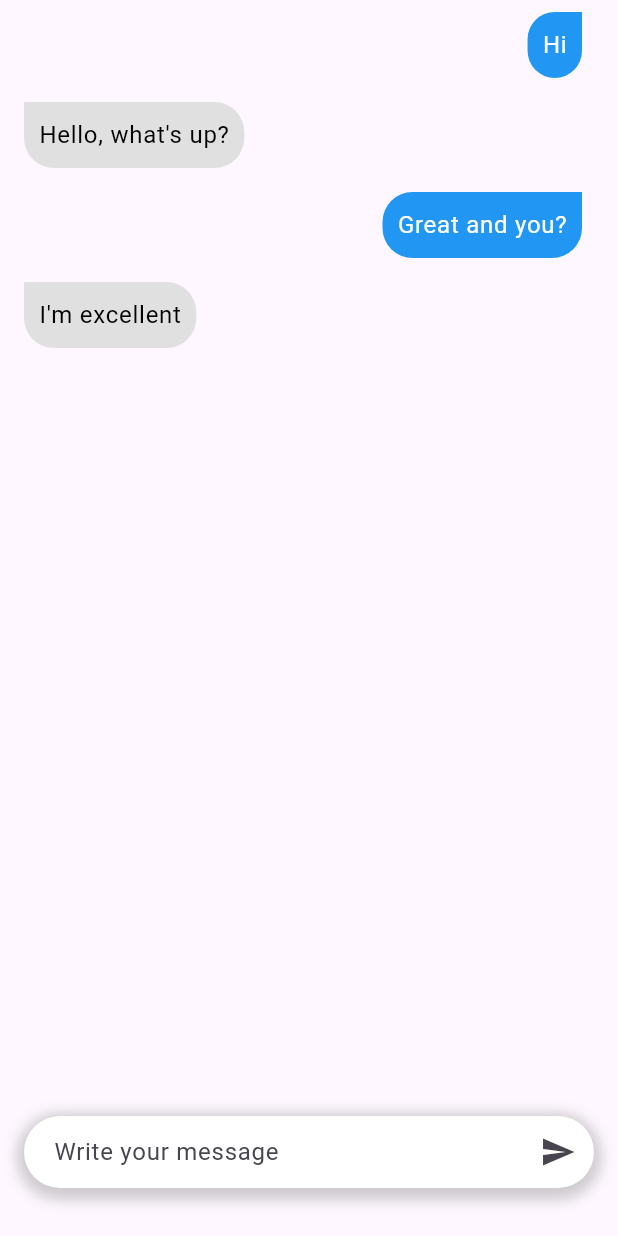
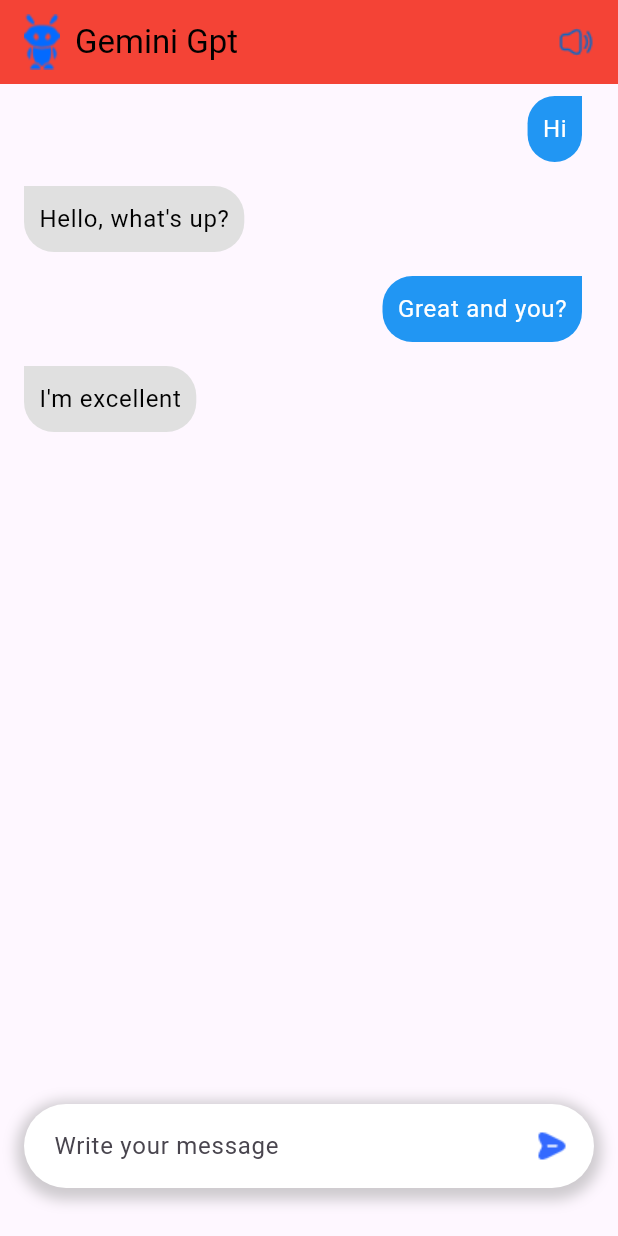
Before and after one commit to ethanmorian/gemini-chat, a Flutter app: the MyHomePage screen opened directly, on a phone screen of 412 x 824 dp. Run offline on Flutter 3.47's test engine with Material 3 defaults, Android fonts, the phone set to English and light mode, and no system bars.

Commit message:
feat: add onboarding screen, refactor main.dart, and implement MyHomePage with message list

```diff
--- a/lib/main.dart
+++ b/lib/main.dart
@@ -1,5 +1,5 @@
 import 'package:flutter/material.dart';
-import 'package:gemini_chat/message.dart';
+import 'package:gemini_chat/onboarding.dart';
 
 void main() {
   runApp(const MyApp());
@@ -16,130 +16,7 @@
         colorScheme: ColorScheme.fromSeed(seedColor: Colors.deepPurple),
         useMaterial3: true,
       ),
-      home: const MyHomePage(),
+      home: const Onboarding(),
     );
   }
 }
-
-class MyHomePage extends StatefulWidget {
-  const MyHomePage({super.key});
-
-  @override
-  State<MyHomePage> createState() => _MyHomePageState();
-}
-
-class _MyHomePageState extends State<MyHomePage> {
-  final TextEditingController _controller = TextEditingController();
-  final List<Message> _message = [
-    Message(
-      text: 'Hi',
-      isUser: true,
-    ),
-    Message(
-      text: "Hello, what's up?",
-      isUser: false,
-    ),
-    Message(
-      text: 'Great and you?',
-      isUser: true,
-    ),
-    Message(
-      text: "I'm excellent",
-      isUser: false,
-    ),
-  ];
-
-  @override
-  Widget build(BuildContext context) {
-    return Scaffold(
-      body: Column(
-        children: [
-          Expanded(
-            child: ListView.builder(
-              itemCount: _message.length,
-              itemBuilder: (context, index) {
-                final message = _message[index];
-                return ListTile(
-                  title: Align(
-                    alignment: message.isUser
-                        ? Alignment.centerRight
-                        : Alignment.centerLeft,
-                    child: Container(
-                      padding: const EdgeInsets.all(10),
-                      decoration: BoxDecoration(
-                        color: message.isUser ? Colors.blue : Colors.grey[300],
-                        borderRadius: message.isUser
-                            ? const BorderRadius.only(
-                                topLeft: Radius.circular(20),
-                                bottomRight: Radius.circular(20),
-                                bottomLeft: Radius.circular(20),
-                              )
-                            : const BorderRadius.only(
-                                topRight: Radius.circular(20),
-                                bottomRight: Radius.circular(20),
-                                bottomLeft: Radius.circular(20),
-                              ),
-                      ),
-                      child: Text(
-                        message.text,
-                        style: TextStyle(
-                          color: message.isUser ? Colors.white : Colors.black,
-                        ),
-                      ),
-                    ),
-                  ),
-                );
-              },
-            ),
-          ),
-          Padding(
-            padding: const EdgeInsets.only(
-              bottom: 32,
-              top: 16,
-              left: 16,
-              right: 16,
-            ),
-            child: Container(
-              decoration: BoxDecoration(
-                  color: Colors.white,
-                  borderRadius: BorderRadius.circular(32),
-                  boxShadow: [
-                    BoxShadow(
-                      color: Colors.grey.withOpacity(0.5),
-                      spreadRadius: 5,
-                      blurRadius: 7,
-                      offset: const Offset(0, 3),
-                    ),
-                  ]),
-              child: Row(
-                children: [
-                  Expanded(
-                    child: TextField(
-                      controller: _controller,
-                      decoration: const InputDecoration(
-                        hintText: 'Write your message',
-                        border: InputBorder.none,
-                        contentPadding: EdgeInsets.symmetric(
-                          horizontal: 20,
-                        ),
-                      ),
-                    ),
-                  ),
-                  const SizedBox(
-                    width: 8,
-                  ),
-                  IconButton(
-                    onPressed: () {},
-                    icon: const Icon(
-                      Icons.send,
-                    ),
-                  ),
-                ],
-              ),
-            ),
-          ),
-        ],
-      ),
-    );
-  }
-}
--- /dev/null
+++ b/lib/myHomePage.dart
@@ -0,0 +1,158 @@
+import 'package:flutter/material.dart';
+
+import 'message.dart';
+
+class MyHomePage extends StatefulWidget {
+  const MyHomePage({super.key});
+
+  @override
+  State<MyHomePage> createState() => _MyHomePageState();
+}
+
+class _MyHomePageState extends State<MyHomePage> {
+  final TextEditingController _controller = TextEditingController();
+  final List<Message> _message = [
+    Message(
+      text: 'Hi',
+      isUser: true,
+    ),
+    Message(
+      text: "Hello, what's up?",
+      isUser: false,
+    ),
+    Message(
+      text: 'Great and you?',
+      isUser: true,
+    ),
+    Message(
+      text: "I'm excellent",
+      isUser: false,
+    ),
+  ];
+
+  @override
+  Widget build(BuildContext context) {
+    return Scaffold(
+      appBar: AppBar(
+        centerTitle: false,
+        backgroundColor: Colors.red,
+        title: Row(
+          mainAxisAlignment: MainAxisAlignment.spaceBetween,
+          children: [
+            Row(
+              children: [
+                Image.asset(
+                  'assets/gpt-robot.png',
+                ),
+                const SizedBox(
+                  width: 10,
+                ),
+                const Text(
+                  'Gemini Gpt',
+                  style: TextStyle(
+                    color: Colors.black,
+                  ),
+                ),
+              ],
+            ),
+            Image.asset(
+              'assets/volume-high.png',
+              color: Colors.blue[800],
+            ),
+          ],
+        ),
+      ),
+      body: Column(
+        children: [
+          Expanded(
+            child: ListView.builder(
+              itemCount: _message.length,
+              itemBuilder: (context, index) {
+                final message = _message[index];
+                return ListTile(
+                  title: Align(
+                    alignment: message.isUser
+                        ? Alignment.centerRight
+                        : Alignment.centerLeft,
+                    child: Container(
+                      padding: const EdgeInsets.all(10),
+                      decoration: BoxDecoration(
+                        color: message.isUser ? Colors.blue : Colors.grey[300],
+                        borderRadius: message.isUser
+                            ? const BorderRadius.only(
+                                topLeft: Radius.circular(20),
+                                bottomRight: Radius.circular(20),
+                                bottomLeft: Radius.circular(20),
+                              )
+                            : const BorderRadius.only(
+                                topRight: Radius.circular(20),
+                                bottomRight: Radius.circular(20),
+                                bottomLeft: Radius.circular(20),
+                              ),
+                      ),
+                      child: Text(
+                        message.text,
+                        style: TextStyle(
+                          color: message.isUser ? Colors.white : Colors.black,
+                        ),
+                      ),
+                    ),
+                  ),
+                );
+              },
+            ),
+          ),
+          Padding(
+            padding: const EdgeInsets.only(
+              bottom: 32,
+              top: 16,
+              left: 16,
+              right: 16,
+            ),
+            child: Container(
+              decoration: BoxDecoration(
+                  color: Colors.white,
+                  borderRadius: BorderRadius.circular(32),
+                  boxShadow: [
+                    BoxShadow(
+                      color: Colors.grey.withOpacity(0.5),
+                      spreadRadius: 5,
+                      blurRadius: 7,
+                      offset: const Offset(0, 3),
+                    ),
+                  ]),
+              child: Row(
+                children: [
+                  Expanded(
+                    child: TextField(
+                      controller: _controller,
+                      decoration: const InputDecoration(
+                        hintText: 'Write your message',
+                        border: InputBorder.none,
+                        contentPadding: EdgeInsets.symmetric(
+                          horizontal: 20,
+                        ),
+                      ),
+                    ),
+                  ),
+                  const SizedBox(
+                    width: 8,
+                  ),
+                  Padding(
+                    padding: const EdgeInsets.all(16),
+                    child: GestureDetector(
+                      child: Image.asset(
+                        'assets/send.png',
+                      ),
+                      onTap: () {},
+                    ),
+                  ),
+                ],
+              ),
+            ),
+          ),
+        ],
+      ),
+    );
+  }
+}
--- a/pubspec.yaml
+++ b/pubspec.yaml
@@ -59,7 +59,8 @@
   uses-material-design: true
 
   # To add assets to your application, add an assets section, like this:
-  # assets:
+  assets:
+   - assets
   #   - images/a_dot_burr.jpeg
   #   - images/a_dot_ham.jpeg
 
```
Also changed, not shown: lib/onboarding.dart (added, +87 -0 lines), assets/gpt-robot.png (added), assets/onboarding.png (added), assets/send.png (added), assets/volume-high.png (added).
